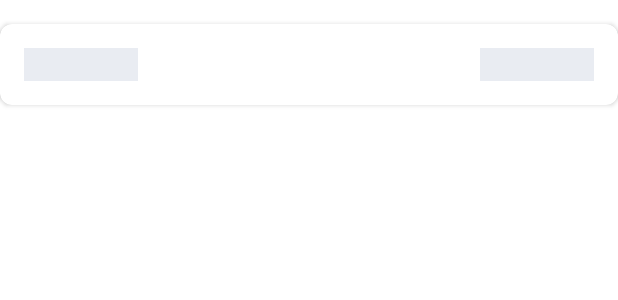
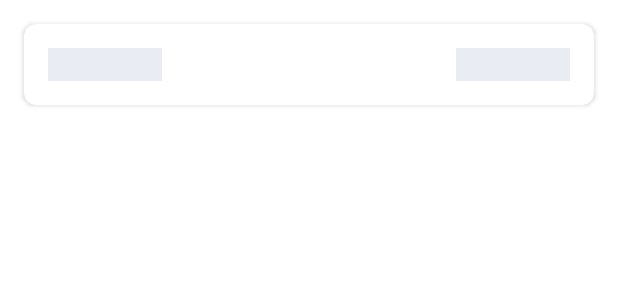
Before and after one commit to OBrunoVieira/Covid-19-Android, an Android app: the layout view_world_country_item.xml on its own in the app's theme, with its tools: preview values and no code run, on a phone screen of 412 x 824 dp. Shown: the top 300 px of the screen. Run offline under Robolectric (Android 15) with nearby library versions, the phone set to English and light mode, and no system bars.

Commit message:
+ update world country item margin

```diff
--- a/app/src/main/res/layout/view_world_country_item.xml
+++ b/app/src/main/res/layout/view_world_country_item.xml
@@ -2,10 +2,12 @@
 <androidx.cardview.widget.CardView xmlns:android="http://schemas.android.com/apk/res/android"
     xmlns:app="http://schemas.android.com/apk/res-auto"
     xmlns:tools="http://schemas.android.com/tools"
+    android:id="@+id/world_country_item_card_view"
     android:layout_width="match_parent"
     android:layout_height="wrap_content"
+    android:layout_marginStart="@dimen/spacing_sixteen"
     android:layout_marginTop="@dimen/spacing_sixteen"
-    android:id="@+id/world_country_item_card_view"
+    android:layout_marginEnd="@dimen/spacing_sixteen"
     app:cardCornerRadius="@dimen/spacing_eight"
     app:contentPadding="@dimen/spacing_sixteen">
 
```
